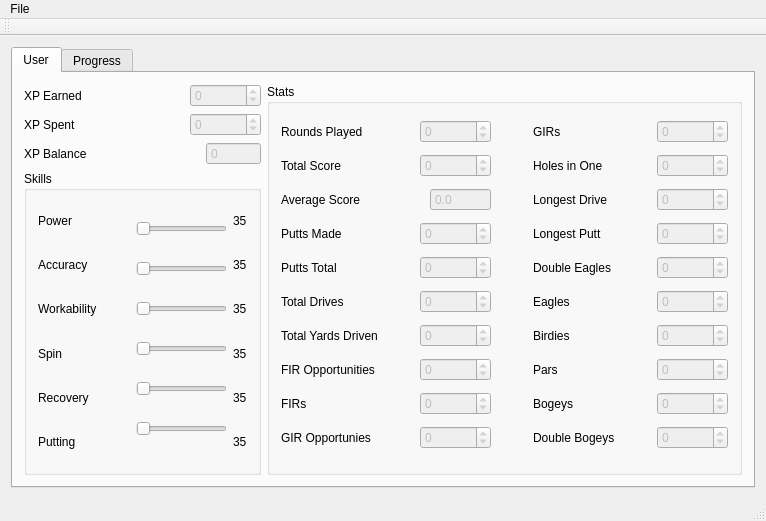
Old version of the form MainWindow.ui in the repository Experiment5X/TigerWoods13.
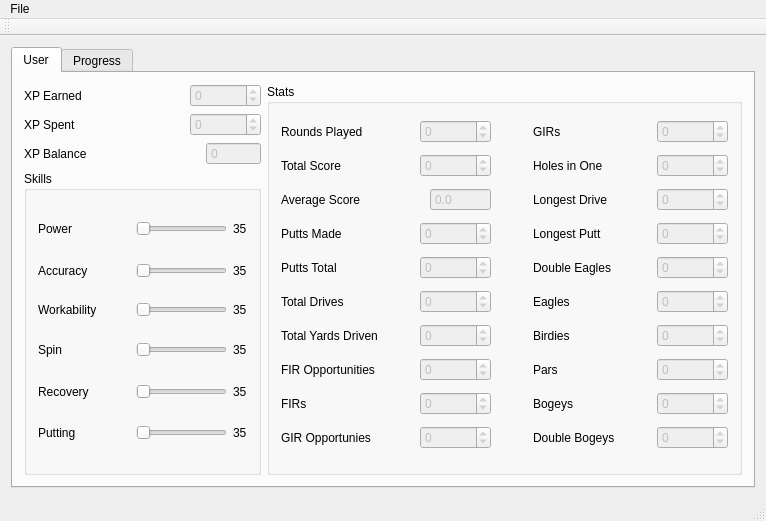
New version of the form. Icons and pictures are not drawn.

Commit message:
Fix skills GUI format issue
The labels displaying the skill value didn't line up with the sliders

What changed in the file:
```diff
--- a/MainWindow.ui
+++ b/MainWindow.ui
@@ -165,10 +165,8 @@
               <property name="title">
                <string>Skills</string>
               </property>
-              <layout class="QHBoxLayout" name="horizontalLayout_32">
-               <item>
-                <layout class="QVBoxLayout" name="verticalLayout_10">
-                 <item>
+              <layout class="QGridLayout" name="gridLayout">
+               <item row="0" column="0">
                   <layout class="QHBoxLayout" name="horizontalLayout_18">
                    <item>
                     <widget class="QLabel" name="label_5">
@@ -192,7 +190,33 @@
                    </item>
                   </layout>
                  </item>
-                 <item>
+               <item row="0" column="1">
+                <widget class="QSlider" name="sldrPower">
+                 <property name="enabled">
+                  <bool>false</bool>
+                 </property>
+                 <property name="minimum">
+                  <number>35</number>
+                 </property>
+                 <property name="maximum">
+                  <number>100</number>
+                 </property>
+                 <property name="orientation">
+                  <enum>Qt::Horizontal</enum>
+                 </property>
+                 <property name="tickPosition">
+                  <enum>QSlider::NoTicks</enum>
+                 </property>
+                </widget>
+               </item>
+               <item row="0" column="2">
+                <widget class="QLabel" name="lblPower">
+                 <property name="text">
+                  <string>35</string>
+                 </property>
+                </widget>
+               </item>
+               <item row="1" column="0">
                   <layout class="QHBoxLayout" name="horizontalLayout_17">
                    <item>
                     <widget class="QLabel" name="label_7">
@@ -216,7 +240,30 @@
                    </item>
                   </layout>
                  </item>
-                 <item>
+               <item row="1" column="1">
+                <widget class="QSlider" name="sldrAccuracy">
+                 <property name="enabled">
+                  <bool>false</bool>
+                 </property>
+                 <property name="minimum">
+                  <number>35</number>
+                 </property>
+                 <property name="maximum">
+                  <number>100</number>
+                 </property>
+                 <property name="orientation">
+                  <enum>Qt::Horizontal</enum>
+                 </property>
+                </widget>
+               </item>
+               <item row="1" column="2">
+                <widget class="QLabel" name="lblAccuracy">
+                 <property name="text">
+                  <string>35</string>
+                 </property>
+                </widget>
+               </item>
+               <item row="2" column="0">
                   <layout class="QHBoxLayout" name="horizontalLayout_16">
                    <item>
                     <widget class="QLabel" name="label_14">
@@ -240,7 +287,30 @@
                    </item>
                   </layout>
                  </item>
-                 <item>
+               <item row="2" column="1">
+                <widget class="QSlider" name="sldrWorkability">
+                 <property name="enabled">
+                  <bool>false</bool>
+                 </property>
+                 <property name="minimum">
+                  <number>35</number>
+                 </property>
+                 <property name="maximum">
+                  <number>100</number>
+                 </property>
+                 <property name="orientation">
+                  <enum>Qt::Horizontal</enum>
+                 </property>
+                </widget>
+               </item>
+               <item row="2" column="2">
+                <widget class="QLabel" name="lblWorkability">
+                 <property name="text">
+                  <string>35</string>
+                 </property>
+                </widget>
+               </item>
+               <item row="3" column="0">
                   <layout class="QHBoxLayout" name="horizontalLayout_15">
                    <item>
                     <widget class="QLabel" name="label_15">
@@ -264,7 +334,30 @@
                    </item>
                   </layout>
                  </item>
-                 <item>
+               <item row="3" column="1">
+                <widget class="QSlider" name="sldrSpin">
+                 <property name="enabled">
+                  <bool>false</bool>
+                 </property>
+                 <property name="minimum">
+                  <number>35</number>
+                 </property>
+                 <property name="maximum">
+                  <number>100</number>
+                 </property>
+                 <property name="orientation">
+                  <enum>Qt::Horizontal</enum>
+                 </property>
+                </widget>
+               </item>
+               <item row="3" column="2">
+                <widget class="QLabel" name="lblSpin">
+                 <property name="text">
+                  <string>35</string>
+                 </property>
+                </widget>
+               </item>
+               <item row="4" column="0">
                   <layout class="QHBoxLayout" name="horizontalLayout_14">
                    <item>
                     <widget class="QLabel" name="label_16">
@@ -288,7 +381,30 @@
                    </item>
                   </layout>
                  </item>
-                 <item>
+               <item row="4" column="1">
+                <widget class="QSlider" name="sldrRecovery">
+                 <property name="enabled">
+                  <bool>false</bool>
+                 </property>
+                 <property name="minimum">
+                  <number>35</number>
+                 </property>
+                 <property name="maximum">
+                  <number>100</number>
+                 </property>
+                 <property name="orientation">
+                  <enum>Qt::Horizontal</enum>
+                 </property>
+                </widget>
+               </item>
+               <item row="4" column="2">
+                <widget class="QLabel" name="lblRecovery">
+                 <property name="text">
+                  <string>35</string>
+                 </property>
+                </widget>
+               </item>
+               <item row="5" column="0">
                   <layout class="QHBoxLayout" name="horizontalLayout_13">
                    <item>
                     <widget class="QLabel" name="label_17">
@@ -312,94 +428,7 @@
                    </item>
                   </layout>
                  </item>
-                </layout>
-               </item>
-               <item>
-                <layout class="QVBoxLayout" name="verticalLayout_3">
-                 <item>
-                  <widget class="QSlider" name="sldrPower">
-                   <property name="enabled">
-                    <bool>false</bool>
-                   </property>
-                   <property name="minimum">
-                    <number>35</number>
-                   </property>
-                   <property name="maximum">
-                    <number>100</number>
-                   </property>
-                   <property name="orientation">
-                    <enum>Qt::Horizontal</enum>
-                   </property>
-                   <property name="tickPosition">
-                    <enum>QSlider::NoTicks</enum>
-                   </property>
-                  </widget>
-                 </item>
-                 <item>
-                  <widget class="QSlider" name="sldrAccuracy">
-                   <property name="enabled">
-                    <bool>false</bool>
-                   </property>
-                   <property name="minimum">
-                    <number>35</number>
-                   </property>
-                   <property name="maximum">
-                    <number>100</number>
-                   </property>
-                   <property name="orientation">
-                    <enum>Qt::Horizontal</enum>
-                   </property>
-                  </widget>
-                 </item>
-                 <item>
-                  <widget class="QSlider" name="sldrWorkability">
-                   <property name="enabled">
-                    <bool>false</bool>
-                   </property>
-                   <property name="minimum">
-                    <number>35</number>
-                   </property>
-                   <property name="maximum">
-                    <number>100</number>
-                   </property>
-                   <property name="orientation">
-                    <enum>Qt::Horizontal</enum>
-                   </property>
-                  </widget>
-                 </item>
-                 <item>
-                  <widget class="QSlider" name="sldrSpin">
-                   <property name="enabled">
-                    <bool>false</bool>
-                   </property>
-                   <property name="minimum">
-                    <number>35</number>
-                   </property>
-                   <property name="maximum">
-                    <number>100</number>
-                   </property>
-                   <property name="orientation">
-                    <enum>Qt::Horizontal</enum>
-                   </property>
-                  </widget>
-                 </item>
-                 <item>
-                  <widget class="QSlider" name="sldrRecovery">
-                   <property name="enabled">
-                    <bool>false</bool>
-                   </property>
-                   <property name="minimum">
-                    <number>35</number>
-                   </property>
-                   <property name="maximum">
-                    <number>100</number>
-                   </property>
-                   <property name="orientation">
-                    <enum>Qt::Horizontal</enum>
-                   </property>
-                  </widget>
-                 </item>
-                 <item>
+               <item row="5" column="1">
                   <widget class="QSlider" name="sldrPutting">
                    <property name="enabled">
                     <bool>false</bool>
@@ -415,53 +444,12 @@
                    </property>
                   </widget>
                  </item>
-                </layout>
-               </item>
-               <item>
-                <layout class="QVBoxLayout" name="verticalLayout_9">
-                 <item>
-                  <widget class="QLabel" name="lblPower">
-                   <property name="text">
-                    <string>35</string>
-                   </property>
-                  </widget>
-                 </item>
-                 <item>
-                  <widget class="QLabel" name="lblAccuracy">
-                   <property name="text">
-                    <string>35</string>
-                   </property>
-                  </widget>
-                 </item>
-                 <item>
-                  <widget class="QLabel" name="lblWorkability">
-                   <property name="text">
-                    <string>35</string>
-                   </property>
-                  </widget>
-                 </item>
-                 <item>
-                  <widget class="QLabel" name="lblSpin">
-                   <property name="text">
-                    <string>35</string>
-                   </property>
-                  </widget>
-                 </item>
-                 <item>
-                  <widget class="QLabel" name="lblRecovery">
-                   <property name="text">
-                    <string>35</string>
-                   </property>
-                  </widget>
-                 </item>
-                 <item>
+               <item row="5" column="2">
                   <widget class="QLabel" name="lblPutting">
                    <property name="text">
                     <string>35</string>
                    </property>
                   </widget>
-                 </item>
-                </layout>
                </item>
               </layout>
              </widget>
```
Lines whose indentation alone changed are shown as unchanged.
